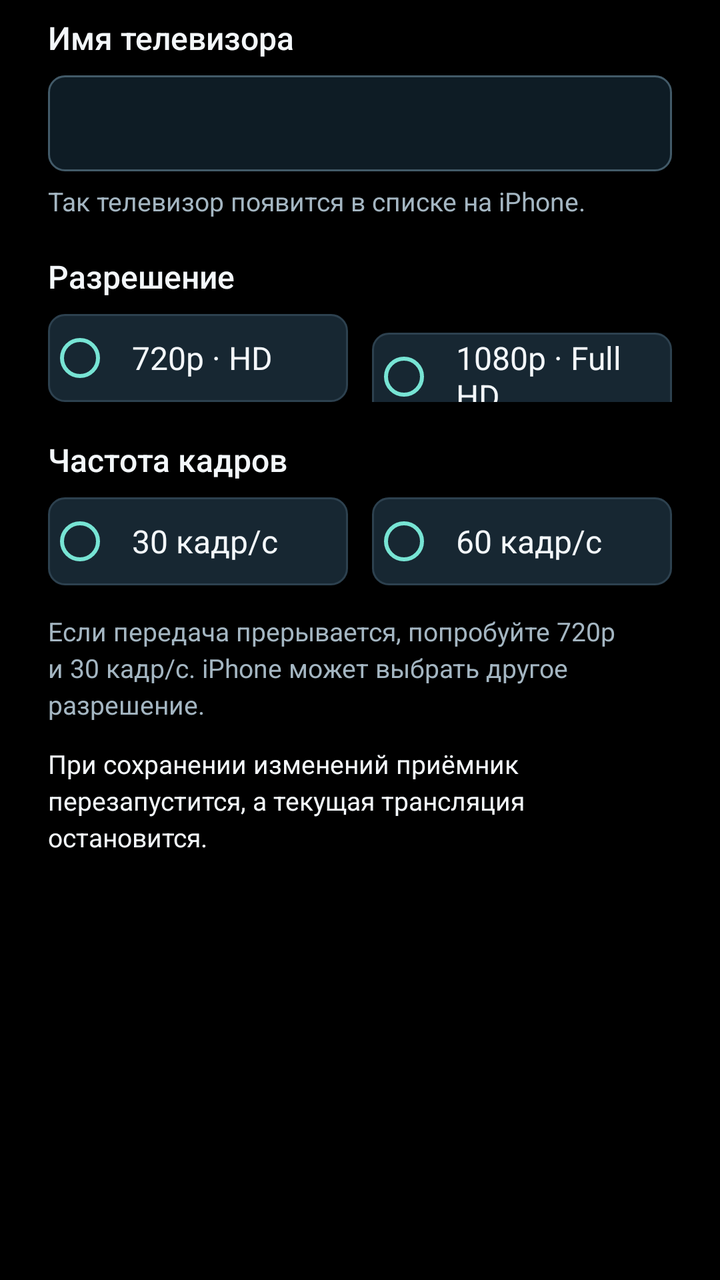
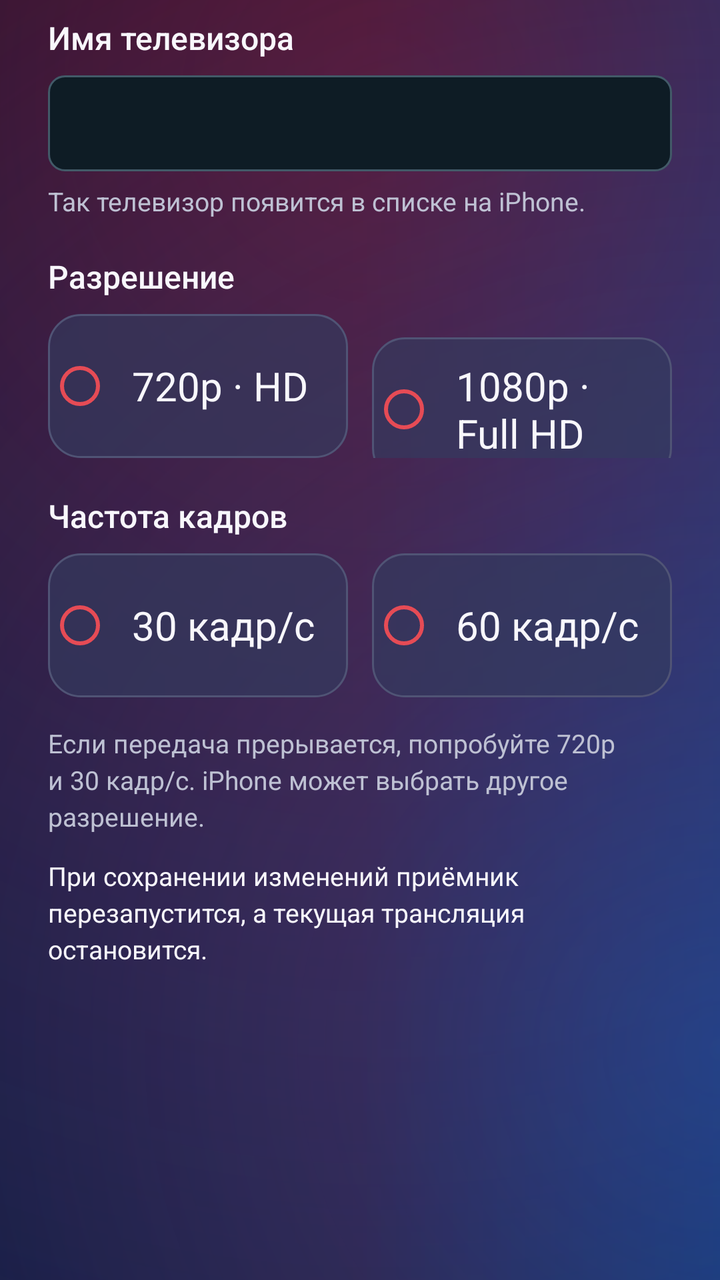

Two renders of the same Android screen: before a commit and after it. Below are the layout's source before the change and the commit's diff.
<!-- AndroidManifest.xml: application theme Theme.AirTV -->
<!-- res/layout/dialog_settings.xml -->
<?xml version="1.0" encoding="utf-8"?>
<ScrollView xmlns:android="http://schemas.android.com/apk/res/android"
    android:layout_width="match_parent" android:layout_height="wrap_content"
    android:fillViewport="true" android:overScrollMode="ifContentScrolls">
    <LinearLayout android:layout_width="match_parent" android:layout_height="wrap_content"
        android:orientation="vertical" android:paddingStart="24dp" android:paddingTop="8dp"
        android:paddingEnd="24dp" android:paddingBottom="12dp">
        <TextView style="@style/FreeCast.FieldLabel" android:labelFor="@id/settings_name" android:text="@string/settings_name_label" />
        <EditText android:id="@+id/settings_name" android:layout_width="match_parent" android:layout_height="48dp"
            android:layout_marginTop="8dp" android:background="@drawable/bg_input" android:importantForAutofill="no"
            android:imeOptions="actionDone" android:inputType="textCapSentences|textNoSuggestions"
            android:maxLength="48" android:maxLines="1" android:nextFocusDown="@id/quality_1080"
            android:paddingStart="14dp" android:paddingEnd="14dp" android:selectAllOnFocus="true" android:singleLine="true"
            android:textColor="@color/foreground" android:textColorHint="@color/muted" android:textSize="18sp" />
        <TextView android:layout_width="match_parent" android:layout_height="wrap_content" android:layout_marginTop="6dp"
            android:text="@string/settings_name_hint" android:textColor="@color/muted" android:textSize="13sp" />
        <TextView style="@style/FreeCast.FieldLabel" android:layout_marginTop="18dp" android:text="@string/settings_resolution" />
        <RadioGroup android:id="@+id/settings_resolution" android:layout_width="match_parent" android:layout_height="wrap_content"
            android:layout_marginTop="8dp" android:orientation="horizontal">
            <RadioButton android:id="@+id/quality_720" style="@style/FreeCast.RadioChoice"
                android:layout_width="0dp" android:layout_height="44dp" android:layout_weight="1" android:text="@string/settings_720p" />
            <RadioButton android:id="@+id/quality_1080" style="@style/FreeCast.RadioChoice"
                android:layout_width="0dp" android:layout_height="44dp" android:layout_marginStart="12dp"
                android:layout_weight="1" android:text="@string/settings_1080p" />
        </RadioGroup>
        <TextView style="@style/FreeCast.FieldLabel" android:layout_marginTop="18dp" android:text="@string/settings_framerate" />
        <RadioGroup android:id="@+id/settings_framerate" android:layout_width="match_parent" android:layout_height="wrap_content"
            android:layout_marginTop="8dp" android:orientation="horizontal">
            <RadioButton android:id="@+id/fps_30" style="@style/FreeCast.RadioChoice"
                android:layout_width="0dp" android:layout_height="44dp" android:layout_weight="1" android:text="@string/settings_30fps" />
            <RadioButton android:id="@+id/fps_60" style="@style/FreeCast.RadioChoice"
                android:layout_width="0dp" android:layout_height="44dp" android:layout_marginStart="12dp"
                android:layout_weight="1" android:text="@string/settings_60fps" />
        </RadioGroup>
        <TextView android:layout_width="match_parent" android:layout_height="wrap_content" android:layout_marginTop="14dp"
            android:lineSpacingExtra="3dp" android:text="@string/settings_quality_hint"
            android:textColor="@color/muted" android:textSize="13sp" />
        <TextView android:layout_width="match_parent" android:layout_height="wrap_content" android:layout_marginTop="12dp"
            android:lineSpacingExtra="3dp" android:text="@string/settings_restart_hint"
            android:textColor="@color/foreground" android:textSize="13sp" />
    </LinearLayout>
</ScrollView>
<!-- resources referenced by this layout -->
<resources>
  <color name="foreground">#F3F7FA</color>
  <color name="muted">#A4B6C2</color>
  <string name="settings_1080p">1080p · Full HD</string>
  <string name="settings_30fps">30 кадр/с</string>
  <string name="settings_60fps">60 кадр/с</string>
  <string name="settings_720p">720p · HD</string>
  <string name="settings_framerate">Частота кадров</string>
  <string name="settings_name_hint">Так телевизор появится в списке на iPhone.</string>
  <string name="settings_name_label">Имя телевизора</string>
  <string name="settings_quality_hint">Если передача прерывается, попробуйте 720p и 30 кадр/с. iPhone может выбрать другое разрешение.</string>
  <string name="settings_resolution">Разрешение</string>
  <string name="settings_restart_hint">При сохранении изменений приёмник перезапустится, а текущая трансляция остановится.</string>
  <style name="FreeCast.RadioChoice" parent="android:Widget.Material.CompoundButton.RadioButton">
          <item name="android:background">@drawable/bg_choice</item>
          <item name="android:buttonTint">@color/accent</item>
          <item name="android:textColor">@color/foreground</item>
          <item name="android:textSize">16sp</item>
          <item name="android:paddingStart">10dp</item>
          <item name="android:paddingEnd">10dp</item>
          <item name="android:minHeight">44dp</item>
          <item name="android:focusable">true</item>
          <item name="android:stateListAnimator">@null</item>
      </style>
  <style name="Theme.AirTV" parent="android:Theme.Material.NoActionBar.Fullscreen">
          <item name="android:windowBackground">@android:color/black</item>
          <item name="android:colorAccent">@color/accent</item>
          <item name="android:textColorPrimary">@color/foreground</item>
          <item name="android:textColorSecondary">@color/muted</item>
          <item name="android:fontFamily">sans-serif</item>
          <item name="android:navigationBarColor">@android:color/black</item>
      </style>
  <color name="accent">#77E4D4</color>
  <!-- drawable bg_choice (drawable) -->
  <?xml version="1.0" encoding="utf-8"?>
  <selector xmlns:android="http://schemas.android.com/apk/res/android">
      <item android:state_focused="true"><shape android:shape="rectangle"><solid android:color="#244A49" /><stroke android:width="2dp" android:color="@color/accent" /><corners android:radius="8dp" /></shape></item>
      <item android:state_checked="true"><shape android:shape="rectangle"><solid android:color="#1D3937" /><stroke android:width="1dp" android:color="#4D857B" /><corners android:radius="8dp" /></shape></item>
      <item ><shape android:shape="rectangle"><solid android:color="#172732" /><stroke android:width="1dp" android:color="@color/border" /><corners android:radius="8dp" /></shape></item>
  </selector>
  <color name="border">#2D414F</color>
  <!-- unchanged entries left out for length: 2 -->
</resources>

<!-- the commit's change to res/layout/dialog_settings.xml (unified diff, before → after) -->
@@ -18,18 +18,18 @@
         <RadioGroup android:id="@+id/settings_resolution" android:layout_width="match_parent" android:layout_height="wrap_content"
             android:layout_marginTop="8dp" android:orientation="horizontal">
             <RadioButton android:id="@+id/quality_720" style="@style/FreeCast.RadioChoice"
-                android:layout_width="0dp" android:layout_height="44dp" android:layout_weight="1" android:text="@string/settings_720p" />
+                android:layout_width="0dp" android:layout_height="72dp" android:layout_weight="1" android:text="@string/settings_720p" />
             <RadioButton android:id="@+id/quality_1080" style="@style/FreeCast.RadioChoice"
-                android:layout_width="0dp" android:layout_height="44dp" android:layout_marginStart="12dp"
+                android:layout_width="0dp" android:layout_height="72dp" android:layout_marginStart="12dp"
                 android:layout_weight="1" android:text="@string/settings_1080p" />
         </RadioGroup>
         <TextView style="@style/FreeCast.FieldLabel" android:layout_marginTop="18dp" android:text="@string/settings_framerate" />
         <RadioGroup android:id="@+id/settings_framerate" android:layout_width="match_parent" android:layout_height="wrap_content"
             android:layout_marginTop="8dp" android:orientation="horizontal">
             <RadioButton android:id="@+id/fps_30" style="@style/FreeCast.RadioChoice"
-                android:layout_width="0dp" android:layout_height="44dp" android:layout_weight="1" android:text="@string/settings_30fps" />
+                android:layout_width="0dp" android:layout_height="72dp" android:layout_weight="1" android:text="@string/settings_30fps" />
             <RadioButton android:id="@+id/fps_60" style="@style/FreeCast.RadioChoice"
-                android:layout_width="0dp" android:layout_height="44dp" android:layout_marginStart="12dp"
+                android:layout_width="0dp" android:layout_height="72dp" android:layout_marginStart="12dp"
                 android:layout_weight="1" android:text="@string/settings_60fps" />
         </RadioGroup>
         <TextView android:layout_width="match_parent" android:layout_height="wrap_content" android:layout_marginTop="14dp"
<!-- resource entries referenced after the edit -->
@@ -1,7 +1,7 @@
 <!-- resources referenced by this layout -->
 <resources>
-  <color name="foreground">#F3F7FA</color>
-  <color name="muted">#A4B6C2</color>
+  <color name="foreground">#F8F7FC</color>
+  <color name="muted">#BEC1D3</color>
   <string name="settings_1080p">1080p · Full HD</string>
   <string name="settings_30fps">30 кадр/с</string>
   <string name="settings_60fps">60 кадр/с</string>
@@ -15,31 +15,45 @@
   <style name="FreeCast.RadioChoice" parent="android:Widget.Material.CompoundButton.RadioButton">
           <item name="android:background">@drawable/bg_choice</item>
           <item name="android:buttonTint">@color/accent</item>
-          <item name="android:textColor">@color/foreground</item>
-          <item name="android:textSize">16sp</item>
+          <item name="android:textColor">@color/button_text</item>
+          <item name="android:textSize">20sp</item>
           <item name="android:paddingStart">10dp</item>
           <item name="android:paddingEnd">10dp</item>
-          <item name="android:minHeight">44dp</item>
+          <item name="android:minHeight">72dp</item>
           <item name="android:focusable">true</item>
           <item name="android:stateListAnimator">@null</item>
       </style>
   <style name="Theme.AirTV" parent="android:Theme.Material.NoActionBar.Fullscreen">
-          <item name="android:windowBackground">@android:color/black</item>
+          <item name="android:windowBackground">@drawable/bg_dashboard</item>
           <item name="android:colorAccent">@color/accent</item>
           <item name="android:textColorPrimary">@color/foreground</item>
           <item name="android:textColorSecondary">@color/muted</item>
           <item name="android:fontFamily">sans-serif</item>
-          <item name="android:navigationBarColor">@android:color/black</item>
+          <item name="android:navigationBarColor">@color/background</item>
       </style>
-  <color name="accent">#77E4D4</color>
+  <color name="accent">#E64B55</color>
   <!-- drawable bg_choice (drawable) -->
   <?xml version="1.0" encoding="utf-8"?>
   <selector xmlns:android="http://schemas.android.com/apk/res/android">
-      <item android:state_focused="true"><shape android:shape="rectangle"><solid android:color="#244A49" /><stroke android:width="2dp" android:color="@color/accent" /><corners android:radius="8dp" /></shape></item>
-      <item android:state_checked="true"><shape android:shape="rectangle"><solid android:color="#1D3937" /><stroke android:width="1dp" android:color="#4D857B" /><corners android:radius="8dp" /></shape></item>
-      <item ><shape android:shape="rectangle"><solid android:color="#172732" /><stroke android:width="1dp" android:color="@color/border" /><corners android:radius="8dp" /></shape></item>
+      <item android:state_focused="true"><shape android:shape="rectangle"><solid android:color="@color/focus_surface" /><stroke android:width="3dp" android:color="@color/accent" /><corners android:radius="16dp" /></shape></item>
+      <item android:state_checked="true"><shape android:shape="rectangle"><solid android:color="#7840274B" /><stroke android:width="2dp" android:color="@color/accent" /><corners android:radius="16dp" /></shape></item>
+      <item ><shape android:shape="rectangle"><solid android:color="#A5343B5F" /><stroke android:width="1dp" android:color="@color/border" /><corners android:radius="16dp" /></shape></item>
   </selector>
-  <color name="border">#2D414F</color>
+  <!-- drawable bg_dashboard (drawable) -->
+  <?xml version="1.0" encoding="utf-8"?>
+  <layer-list xmlns:android="http://schemas.android.com/apk/res/android">
+      <item><shape android:shape="rectangle"><gradient android:angle="0"
+          android:startColor="#101029" android:centerColor="#291127" android:endColor="#102A59" /></shape></item>
+      <item><shape android:shape="rectangle"><gradient android:type="radial"
+          android:centerX="0.53" android:centerY="0.08" android:gradientRadius="700dp"
+          android:startColor="#7A8F1738" android:endColor="#00201640" /></shape></item>
+      <item><shape android:shape="rectangle"><gradient android:type="radial"
+          android:centerX="1.0" android:centerY="0.82" android:gradientRadius="700dp"
+          android:startColor="#652A67D1" android:endColor="#002A67D1" /></shape></item>
+  </layer-list>
+  <color name="background">#0B0C24</color>
+  <color name="focus_surface">#F7F8FF</color>
+  <color name="border">#505475</color>
   <!-- unchanged entries left out for length: 2 -->
 </resources>
 
